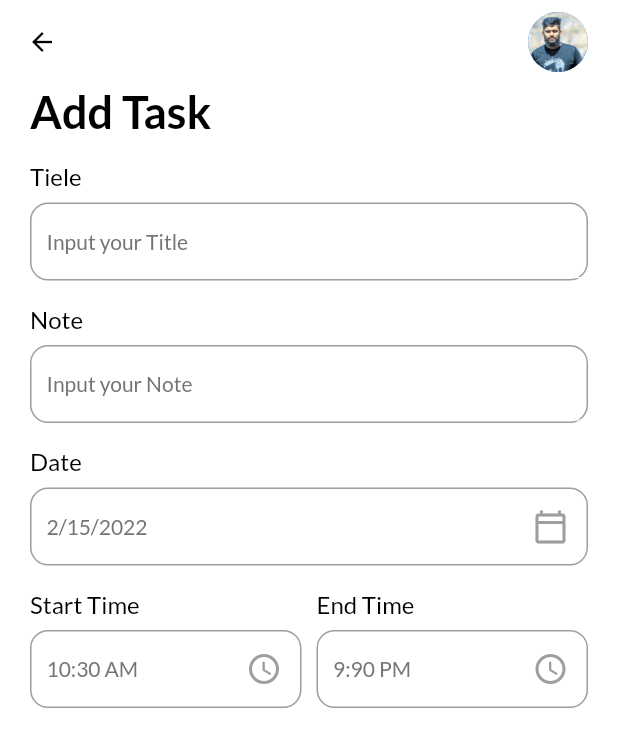
After one commit to KasunHasanga/flutter_to_do, a Flutter app: the screen it shows after launch, after a tap on "+ Add Task", on a phone screen of 412 x 824 dp. The commit adds this screen. Shown: the top 747 px of the screen. Run offline on Flutter 3.47's test engine with Material 2 defaults, Android fonts, the phone set to English and light mode, and no system bars; our stand-ins replace date_picker_timeline, flutter_local_notifications, get, get_storage, google_fonts, timezone.

Commit message:
add date and time picker to add task

```diff
--- /dev/null
+++ b/lib/ui/addTaskPage.dart
@@ -0,0 +1,153 @@
+import 'package:flutter/material.dart';
+import 'package:get/get.dart';
+import 'package:intl/intl.dart';
+import 'package:to_do_app/ui/theme.dart';
+import 'package:to_do_app/ui/widgets/input_field.dart';
+
+class AddTaskPage extends StatefulWidget {
+  const AddTaskPage({Key? key}) : super(key: key);
+
+  @override
+  State<AddTaskPage> createState() => _AddTaskPageState();
+}
+
+class _AddTaskPageState extends State<AddTaskPage> {
+  DateTime _selectedDate = DateTime.now();
+
+  ///todo add 5 minuest to start time
+  String _endTime = "9:90 PM";
+  String _startTime = DateFormat('hh:mm a').format(DateTime.now()).toString();
+
+  @override
+  Widget build(BuildContext context) {
+    return Scaffold(
+      backgroundColor: context.theme.backgroundColor,
+      appBar: _appBar(context),
+      body: SingleChildScrollView(
+        padding: EdgeInsets.only(left: 20, right: 20),
+        child: Container(
+          child: Column(
+            crossAxisAlignment: CrossAxisAlignment.start,
+            children: [
+              Text(
+                "Add Task",
+                style: headingStyle,
+              ),
+              MyInputField(title: "Tiele", hint: "Input your Title"),
+              MyInputField(title: "Note", hint: "Input your Note"),
+              MyInputField(
+                title: "Date",
+                hint: DateFormat.yMd().format(_selectedDate),
+                widget: IconButton(
+                  icon: Icon(Icons.calendar_today_outlined),
+                  color: Colors.grey,
+                  onPressed: () {
+                    _getDateFromUser();
+                  },
+                ),
+              ),
+              Row(
+                children: [
+                  Expanded(
+                      child: MyInputField(
+                    title: "Start Time",
+                    hint: _startTime,
+                    widget: IconButton(
+                      icon: Icon(Icons.access_time_rounded),
+                      color: Colors.grey,
+                      onPressed: () {
+                        _getTimeFormUser(isStartTime: true);
+                      },
+                    ),
+                  )),
+                  SizedBox(
+                    width: 10,
+                  ),
+                  Expanded(
+                    child: MyInputField(
+                      title: "End Time",
+                      hint: _endTime,
+                      widget: IconButton(
+                        icon: Icon(Icons.access_time_rounded),
+                        color: Colors.grey,
+                        onPressed: () {
+                          _getTimeFormUser(isStartTime: false);
+                        },
+                      ),
+                    ),
+                  )
+                ],
+              )
+            ],
+          ),
+        ),
+      ),
+    );
+  }
+
+  _appBar(BuildContext context) {
+    return AppBar(
+      backgroundColor: context.theme.backgroundColor,
+      elevation: 0,
+      leading: GestureDetector(
+        onTap: () {
+          Get.back();
+        },
+        child: Icon(
+          Icons.arrow_back,
+          size: 20,
+          color: Get.isDarkMode ? Colors.white : Colors.black,
+        ),
+      ),
+      actions: const [
+        CircleAvatar(
+          backgroundImage: AssetImage("images/profile.jpeg"),
+        ),
+        SizedBox(
+          width: 20,
+        )
+      ],
+    );
+  }
+
+  _getDateFromUser() async {
+    DateTime? _pickerDate = await showDatePicker(
+        context: context,
+        initialDate: DateTime.now(),
+        firstDate: DateTime(2015),
+        lastDate: DateTime(2023));
+
+    if (_pickerDate != null) {
+      setState(() {
+        _selectedDate = _pickerDate;
+      });
+    } else {
+      print("Something go wrong");
+    }
+  }
+
+  _getTimeFormUser({required bool isStartTime}) async {
+    var _pickedTime = await _showTimePicker();
+    String _formatedPickedTime = _pickedTime.format(context);
+    if (_pickedTime == null) {
+      print("time is null");
+    } else if (isStartTime == true) {
+      setState(() {
+        _startTime = _formatedPickedTime.toString();
+      });
+    } else if (isStartTime == false) {
+      setState(() {
+        _endTime = _formatedPickedTime.toString();
+      });
+    }
+  }
+
+  _showTimePicker() {
+    return showTimePicker(
+        context: context,
+        initialTime: TimeOfDay(
+            hour: int.parse(_startTime.split(":")[0]),
+            minute: int.parse(_startTime.split(":")[1].split(" ")[0])),
+        initialEntryMode: TimePickerEntryMode.input);
+  }
+}
--- a/lib/ui/home_page.dart
+++ b/lib/ui/home_page.dart
@@ -6,6 +6,7 @@ import 'package:intl/intl.dart';
 
 import 'package:to_do_app/services/notification_services.dart';
 import 'package:to_do_app/services/theme_services.dart';
+import 'package:to_do_app/ui/addTaskPage.dart';
 import 'package:to_do_app/ui/theme.dart';
 import 'package:to_do_app/ui/widgets/buttons.dart';
 
@@ -29,11 +30,16 @@ class _HomePageState extends State<HomePage> {
   @override
   Widget build(BuildContext context) {
     return Scaffold(
+
       appBar: _appBar(),
       body: Column(
-        children: [
-          _addTaskBar(),
-          Container(
+        children: [_addTaskBar(), _addDateBar()],
+      ),
+    );
+  }
+
+  _addDateBar() {
+    return Container(
       margin: const EdgeInsets.only(top: 20, left: 20, right: 10),
       child: DatePicker(
         DateTime.now(),
@@ -44,25 +50,16 @@ class _HomePageState extends State<HomePage> {
         selectedTextColor: Colors.white,
         dateTextStyle: GoogleFonts.lato(
             textStyle: const TextStyle(
-                      fontSize: 20,
-                      fontWeight: FontWeight.bold,
-                      color: Colors.grey)),
+                fontSize: 20, fontWeight: FontWeight.bold, color: Colors.grey)),
         dayTextStyle: GoogleFonts.lato(
             textStyle: const TextStyle(
-                      fontSize: 13,
-                      fontWeight: FontWeight.bold,
-                      color: Colors.grey)),
+                fontSize: 13, fontWeight: FontWeight.bold, color: Colors.grey)),
         monthTextStyle: GoogleFonts.lato(
             textStyle: const TextStyle(
-                      fontSize: 13,
-                      fontWeight: FontWeight.bold,
-                      color: Colors.grey)),
+                fontSize: 13, fontWeight: FontWeight.bold, color: Colors.grey)),
         onDateChange: (date) {
           _selectedDate = date;
         },
-            ),
-          )
-        ],
       ),
     );
   }
@@ -86,7 +83,7 @@ class _HomePageState extends State<HomePage> {
               )
             ],
           ),
-          MyButton(label: "+ Add Task", ontap: null)
+          MyButton(label: "+ Add Task", ontap: () => Get.to(AddTaskPage()))
         ],
       ),
     );
--- a/lib/ui/theme.dart
+++ b/lib/ui/theme.dart
@@ -37,3 +37,19 @@ TextStyle get headingStyle {
           fontWeight: FontWeight.bold,
           color: Get.isDarkMode ? Colors.white : Colors.black));
 }
+
+TextStyle get titleStyle {
+  return GoogleFonts.lato(
+      textStyle: TextStyle(
+          fontSize: 16,
+          fontWeight: FontWeight.w400,
+          color: Get.isDarkMode ? Colors.white : Colors.black));
+}
+
+TextStyle get subTitleStyle {
+  return GoogleFonts.lato(
+      textStyle: TextStyle(
+          fontSize: 14,
+          fontWeight: FontWeight.w400,
+          color: Get.isDarkMode ? Colors.grey[100] : Colors.grey[600]));
+}
--- /dev/null
+++ b/lib/ui/widgets/input_field.dart
@@ -0,0 +1,68 @@
+import 'package:flutter/material.dart';
+import 'package:to_do_app/ui/theme.dart';
+import 'package:get/get.dart';
+
+class MyInputField extends StatelessWidget {
+  final String title;
+  final String hint;
+  final TextEditingController? controller;
+  final Widget? widget;
+  const MyInputField(
+      {Key? key,
+      required this.hint,
+      required this.title,
+      this.controller,
+      this.widget})
+      : super(key: key);
+
+  @override
+  Widget build(BuildContext context) {
+    return Container(
+      margin: EdgeInsets.only(top: 16),
+      child: Column(
+        crossAxisAlignment: CrossAxisAlignment.start,
+        children: [
+          Text(
+            title,
+            style: titleStyle,
+          ),
+          Container(
+            height: 52,
+            margin: EdgeInsets.only(top: 8.0),
+            padding: EdgeInsets.only(left: 10),
+            decoration: BoxDecoration(
+                border: Border.all(color: Colors.grey, width: 1.0),
+                borderRadius: BorderRadius.circular(12)),
+            child: Row(
+              children: [
+                Expanded(
+                    child: TextFormField(
+                  readOnly: widget == null ? false : true,
+                  autofocus: false,
+                  cursorColor:
+                      Get.isDarkMode ? Colors.grey[100] : Colors.grey[700],
+                  controller: controller,
+                  style: subTitleStyle,
+                  decoration: InputDecoration(
+                      hintText: hint,
+                      hintStyle: subTitleStyle,
+                      focusedBorder: UnderlineInputBorder(
+                          borderSide: BorderSide(
+                              color: context.theme.backgroundColor, width: 0)),
+                      enabledBorder: UnderlineInputBorder(
+                          borderSide: BorderSide(
+                              color: context.theme.backgroundColor, width: 0))),
+                )),
+                widget == null
+                    ? Container()
+                    : Container(
+                        child: widget,
+                      )
+              ],
+            ),
+          )
+        ],
+      ),
+    );
+  }
+}
```
Lines whose indentation alone changed are shown as unchanged.
